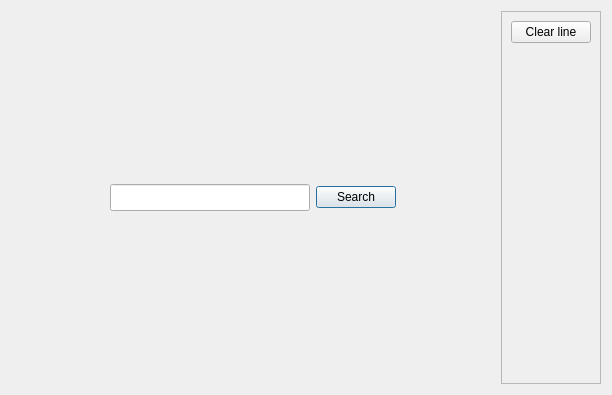
Old version of the form BVB_Manager/searchplayer.ui in the repository Sautenko-Andrey/BVB_Manager.
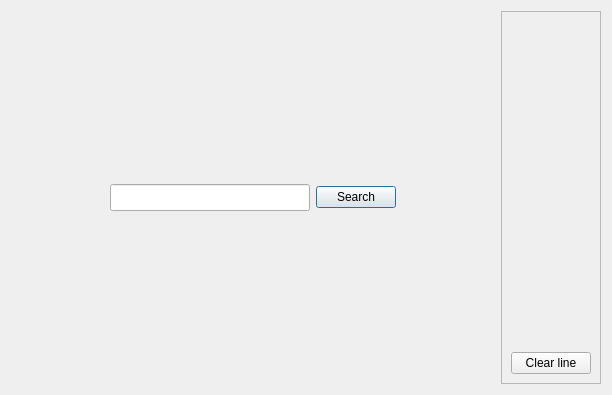
New version of the form.

What changed in the file:
```diff
--- a/BVB_Manager/searchplayer.ui
+++ b/BVB_Manager/searchplayer.ui
@@ -16,6 +16,19 @@
   <layout class="QVBoxLayout" name="verticalLayout_4">
    <item>
     <layout class="QHBoxLayout" name="horizontalLayout_2">
+     <item>
+      <spacer name="horizontalSpacer">
+       <property name="orientation">
+        <enum>Qt::Horizontal</enum>
+       </property>
+       <property name="sizeHint" stdset="0">
+        <size>
+         <width>13</width>
+         <height>25</height>
+        </size>
+       </property>
+      </spacer>
+     </item>
      <item>
       <layout class="QVBoxLayout" name="verticalLayout_3">
        <item>
@@ -33,19 +46,6 @@
        </item>
        <item>
         <layout class="QHBoxLayout" name="horizontalLayout">
-         <item>
-          <spacer name="horizontalSpacer">
-           <property name="orientation">
-            <enum>Qt::Horizontal</enum>
-           </property>
-           <property name="sizeHint" stdset="0">
-            <size>
-             <width>31</width>
-             <height>25</height>
-            </size>
-           </property>
-          </spacer>
-         </item>
          <item>
           <widget class="QLineEdit" name="lineEdit">
            <property name="minimumSize">
@@ -70,19 +70,6 @@
            </property>
           </widget>
          </item>
-         <item>
-          <spacer name="horizontalSpacer_2">
-           <property name="orientation">
-            <enum>Qt::Horizontal</enum>
-           </property>
-           <property name="sizeHint" stdset="0">
-            <size>
-             <width>28</width>
-             <height>25</height>
-            </size>
-           </property>
-          </spacer>
-         </item>
         </layout>
        </item>
        <item>
@@ -100,6 +87,19 @@
        </item>
       </layout>
      </item>
+     <item>
+      <spacer name="horizontalSpacer_2">
+       <property name="orientation">
+        <enum>Qt::Horizontal</enum>
+       </property>
+       <property name="sizeHint" stdset="0">
+        <size>
+         <width>28</width>
+         <height>25</height>
+        </size>
+       </property>
+      </spacer>
+     </item>
      <item>
       <widget class="QFrame" name="frame">
        <property name="frameShape">
@@ -108,16 +108,9 @@
        <property name="frameShadow">
         <enum>QFrame::Raised</enum>
        </property>
-       <layout class="QVBoxLayout" name="verticalLayout">
+       <layout class="QVBoxLayout" name="verticalLayout_2">
         <item>
-         <layout class="QVBoxLayout" name="verticalLayout_2">
-          <item>
-           <widget class="QPushButton" name="pushButton">
-            <property name="text">
-             <string>Clear line</string>
-            </property>
-           </widget>
-          </item>
+         <layout class="QVBoxLayout" name="verticalLayout">
           <item>
            <spacer name="verticalSpacer_3">
             <property name="orientation">
@@ -126,11 +119,18 @@
             <property name="sizeHint" stdset="0">
              <size>
               <width>20</width>
-              <height>68</height>
+              <height>18</height>
              </size>
             </property>
            </spacer>
           </item>
+          <item>
+           <widget class="QPushButton" name="pushButton">
+            <property name="text">
+             <string>Clear line</string>
+            </property>
+           </widget>
+          </item>
          </layout>
         </item>
        </layout>
```
